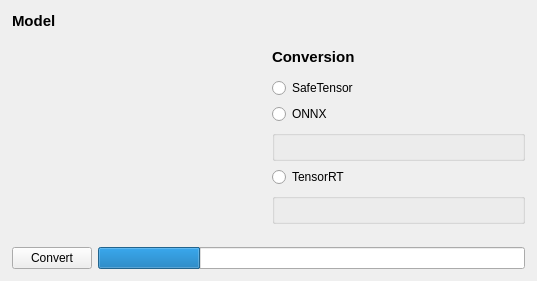
Qt form ui/designer/ui_main_window.ui (herlegon/hconvert) before a commit.
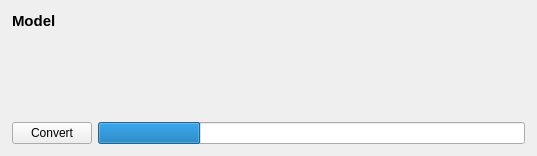
The same form after that commit. Custom widgets are drawn as their Qt base class.

Commit message: Create a conversion widget

Diff of the .ui file:
```diff
--- a/ui/designer/ui_main_window.ui
+++ b/ui/designer/ui_main_window.ui
@@ -7,7 +7,7 @@
     <x>0</x>
     <y>0</y>
     <width>537</width>
-    <height>281</height>
+    <height>156</height>
    </rect>
   </property>
   <property name="windowTitle">
@@ -69,124 +69,15 @@
        <number>0</number>
       </property>
       <item row="0" column="1">
-       <layout class="QVBoxLayout" name="layout_conversion" stretch="0,0,0,0,0,0,0,1">
+       <layout class="QVBoxLayout" name="layout_conversion" stretch="0,0">
         <property name="bottomMargin">
          <number>6</number>
         </property>
         <item alignment="Qt::AlignmentFlag::AlignTop">
          <widget class="MetadataWidget" name="widget_metadata" native="true"/>
         </item>
-        <item>
-         <widget class="QLabel" name="label_3">
-          <property name="sizePolicy">
-           <sizepolicy hsizetype="Preferred" vsizetype="Maximum">
-            <horstretch>0</horstretch>
-            <verstretch>0</verstretch>
-           </sizepolicy>
-          </property>
-          <property name="font">
-           <font>
-            <pointsize>11</pointsize>
-            <bold>true</bold>
-           </font>
-          </property>
-          <property name="text">
-           <string>Conversion</string>
-          </property>
-         </widget>
-        </item>
-        <item>
-         <widget class="SaveAsWidget" name="widget_save_as" native="true"/>
-        </item>
-        <item>
-         <widget class="QRadioButton" name="radioButton_safetensor">
-          <property name="text">
-           <string>SafeTensor</string>
-          </property>
-          <attribute name="buttonGroup">
-           <string notr="true">buttonGroup</string>
-          </attribute>
-         </widget>
-        </item>
         <item alignment="Qt::AlignmentFlag::AlignTop">
-         <widget class="QRadioButton" name="radioButton_onnx">
-          <property name="text">
-           <string>ONNX</string>
-          </property>
-          <attribute name="buttonGroup">
-           <string notr="true">buttonGroup</string>
-          </attribute>
-         </widget>
-        </item>
-        <item alignment="Qt::AlignmentFlag::AlignTop">
-         <widget class="QGroupBox" name="groupBox_onnx">
-          <property name="title">
-           <string/>
-          </property>
-          <property name="checkable">
-           <bool>false</bool>
-          </property>
-          <property name="checked">
-           <bool>false</bool>
-          </property>
-          <layout class="QVBoxLayout" name="verticalLayout_2">
-           <property name="leftMargin">
-            <number>9</number>
-           </property>
-           <property name="topMargin">
-            <number>9</number>
-           </property>
-           <property name="rightMargin">
-            <number>9</number>
-           </property>
-           <property name="bottomMargin">
-            <number>9</number>
-           </property>
-           <item>
-            <widget class="OnnxConversionWidget" name="widget_onnx_conversion" native="true"/>
-           </item>
-          </layout>
-         </widget>
-        </item>
-        <item alignment="Qt::AlignmentFlag::AlignTop">
-         <widget class="QRadioButton" name="radioButton_tensorrt">
-          <property name="text">
-           <string>TensorRT</string>
-          </property>
-          <attribute name="buttonGroup">
-           <string notr="true">buttonGroup</string>
-          </attribute>
-         </widget>
-        </item>
-        <item alignment="Qt::AlignmentFlag::AlignTop">
-         <widget class="QGroupBox" name="groupBox_tensorrt">
-          <property name="title">
-           <string/>
-          </property>
-          <property name="checkable">
-           <bool>false</bool>
-          </property>
-          <property name="checked">
-           <bool>false</bool>
-          </property>
-          <layout class="QVBoxLayout" name="verticalLayout_3">
-           <property name="leftMargin">
-            <number>9</number>
-           </property>
-           <property name="topMargin">
-            <number>9</number>
-           </property>
-           <property name="rightMargin">
-            <number>9</number>
-           </property>
-           <property name="bottomMargin">
-            <number>9</number>
-           </property>
-           <item>
-            <widget class="TensorRTConversionWidget" name="widget_tensorrt_conversion" native="true"/>
-           </item>
-          </layout>
-         </widget>
+         <widget class="ConversionWidget" name="widget_conversion" native="true"/>
         </item>
        </layout>
       </item>
@@ -296,27 +187,12 @@
    <container>1</container>
   </customwidget>
   <customwidget>
-   <class>OnnxConversionWidget</class>
+   <class>ConversionWidget</class>
    <extends>QWidget</extends>
-   <header>ui.onnx_conversion_widget</header>
-   <container>1</container>
-  </customwidget>
-  <customwidget>
-   <class>TensorRTConversionWidget</class>
-   <extends>QWidget</extends>
-   <header>ui.tensorrt_conversion_widget</header>
-   <container>1</container>
-  </customwidget>
-  <customwidget>
-   <class>SaveAsWidget</class>
-   <extends>QWidget</extends>
-   <header>ui.save_as_widget</header>
+   <header>ui.conversion_widget</header>
    <container>1</container>
   </customwidget>
  </customwidgets>
  <resources/>
  <connections/>
- <buttongroups>
-  <buttongroup name="buttonGroup"/>
- </buttongroups>
 </ui>
```
The commit also changes 19 other files.
